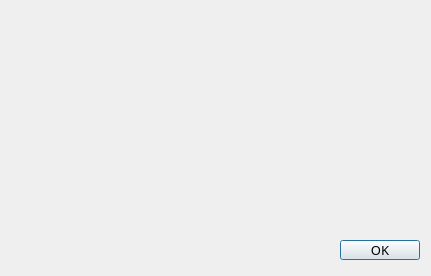
The window that dialog.ui (Joya-Chen/eyeT) describes before a commit, drawn with Qt 5.
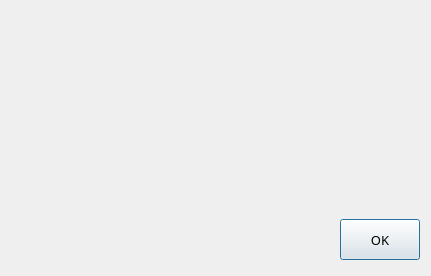
The same window after the commit. Icons and pictures are not drawn.

What changed in the file:
```diff
--- a/dialog.ui
+++ b/dialog.ui
@@ -27,9 +27,9 @@
    <property name="geometry">
     <rect>
      <x>340</x>
-     <y>240</y>
+     <y>219</y>
      <width>80</width>
-     <height>20</height>
+     <height>41</height>
     </rect>
    </property>
    <property name="text">
```
